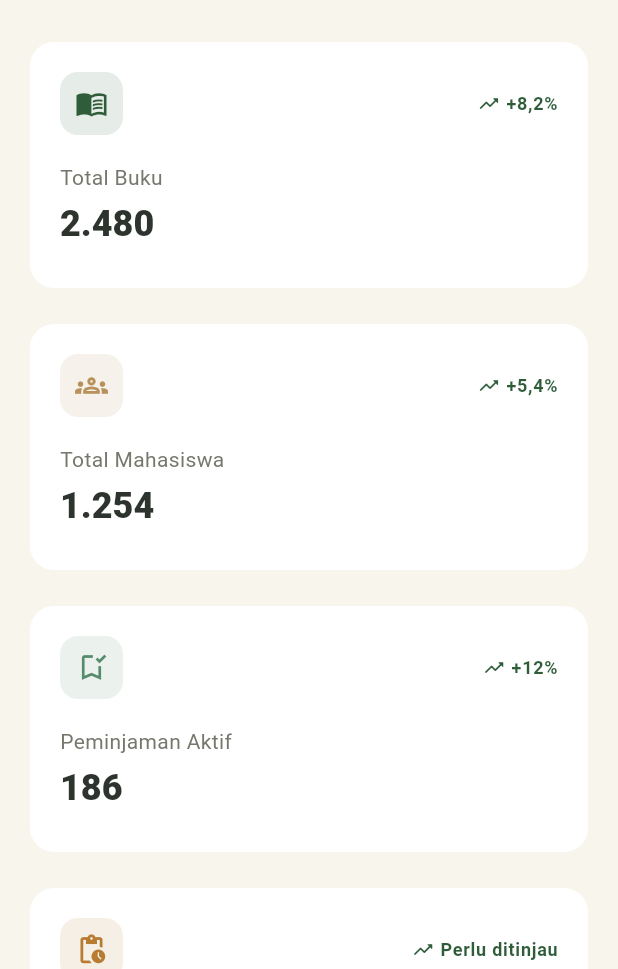
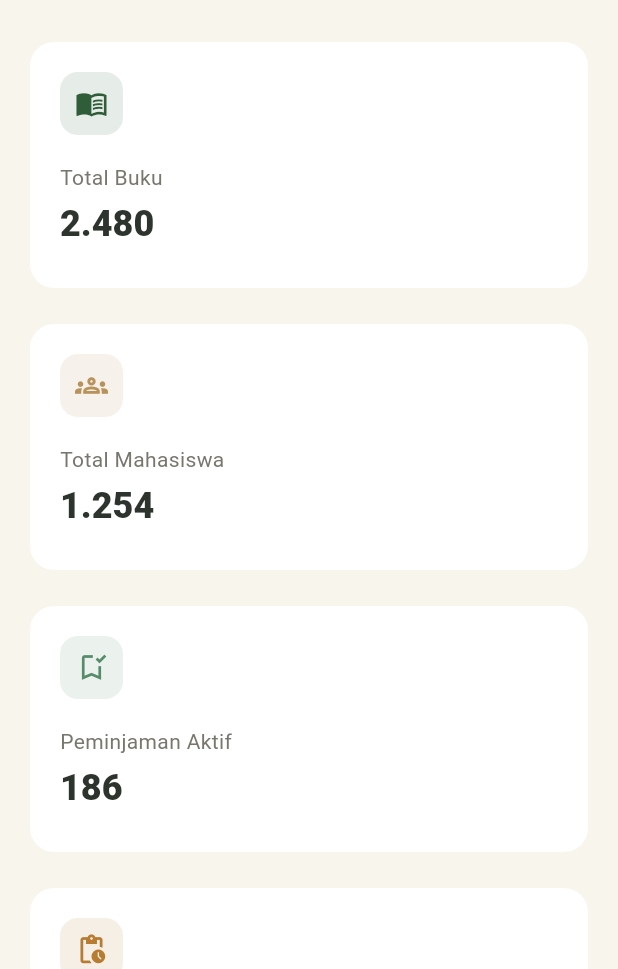
Before and after one commit to rimjettt/Projek-Pemrograman-Aplikasi-Bergerak, a Flutter app: the screen it shows after launch, on a phone screen of 412 x 824 dp, the part 267-1236 px from its top. Run offline on Flutter 3.47's test engine with Material 3 defaults, Android fonts, the phone set to English and light mode, and no system bars; our stand-ins replace shared_preferences.

Commit message:
Menghapus ikon grafik pada statistik dashboard

```diff
--- a/pustakaku_admin/lib/pages/dashboard_page.dart
+++ b/pustakaku_admin/lib/pages/dashboard_page.dart
@@ -71,28 +71,24 @@ class DashboardPage extends StatelessWidget {
           title: 'Total Buku',
           value: '2.480',
           icon: Icons.menu_book_outlined,
-          change: '+8,2%',
           iconColor: AppColors.navy,
         ),
         StatCard(
           title: 'Total Mahasiswa',
           value: '1.254',
           icon: Icons.groups_outlined,
-          change: '+5,4%',
           iconColor: AppColors.accent,
         ),
         StatCard(
           title: 'Peminjaman Aktif',
           value: '186',
           icon: Icons.bookmark_added_outlined,
-          change: '+12%',
           iconColor: Color(0xFF568C6B),
         ),
         StatCard(
           title: 'Menunggu Persetujuan',
           value: '24',
           icon: Icons.pending_actions_outlined,
-          change: 'Perlu ditinjau',
           iconColor: Color(0xFFB77C32),
         ),
       ],
--- a/pustakaku_admin/lib/widgets/stat_card.dart
+++ b/pustakaku_admin/lib/widgets/stat_card.dart
@@ -7,7 +7,6 @@ class StatCard extends StatelessWidget {
     required this.title,
     required this.value,
     required this.icon,
-    required this.change,
     required this.iconColor,
     super.key,
   });
@@ -15,7 +14,6 @@ class StatCard extends StatelessWidget {
   final String title;
   final String value;
   final IconData icon;
-  final String change;
   final Color iconColor;
 
   @override
@@ -36,20 +34,6 @@ class StatCard extends StatelessWidget {
                     borderRadius: BorderRadius.circular(12),
                   ),
                   child: Icon(icon, color: iconColor, size: 22),
-                ),
-                const Spacer(),
-                const Icon(
-                  Icons.trending_up_rounded,
-                  size: 15,
-                  color: AppColors.navy,
-                ),
-                const SizedBox(width: 4),
-                Text(
-                  change,
-                  style: Theme.of(context).textTheme.labelMedium?.copyWith(
-                    color: AppColors.navy,
-                    fontWeight: FontWeight.w700,
-                  ),
                 ),
               ],
             ),
```
